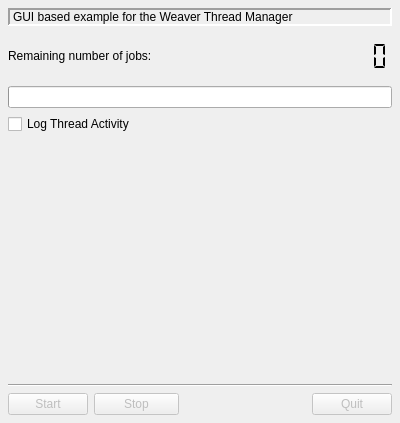
Above: threadweaver/Examples/Jobs/JobsBase.ui from KDE/kdelibs before the change. Below: the same form after it.
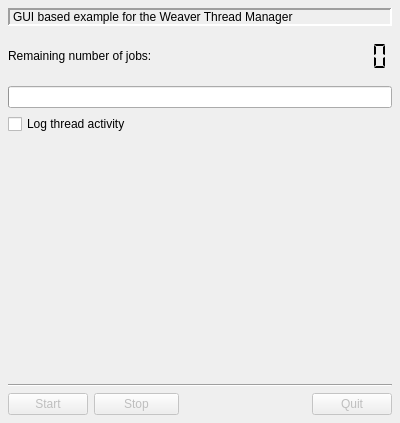
That is the form after the change. Custom widgets are drawn as their Qt base class.

```diff
--- a/threadweaver/Examples/Jobs/JobsBase.ui
+++ b/threadweaver/Examples/Jobs/JobsBase.ui
@@ -36,7 +36,7 @@
         <string>Check to see logging information about thread activity. Watch the console output to see the log information.</string>
        </property>
        <property name="text" >
-        <string>Log Thread Activity</string>
+        <string>Log thread activity</string>
        </property>
       </widget>
      </item>
```
